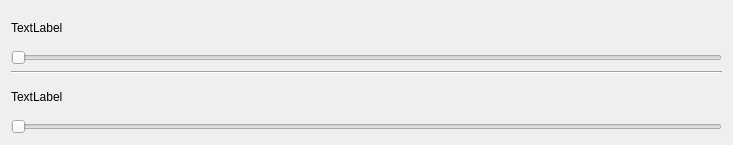
This is sandbox/ui/gui_controls.ui in LucaMarconato/spatial_ops as Qt 5 draws it before an edit. The edited form follows.
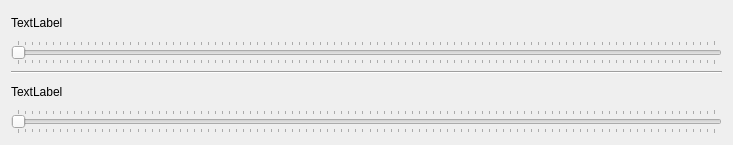
This is the edited form.

Diff of the .ui file:
```diff
--- a/sandbox/ui/gui_controls.ui
+++ b/sandbox/ui/gui_controls.ui
@@ -34,6 +34,12 @@
        <property name="orientation">
         <enum>Qt::Horizontal</enum>
        </property>
+       <property name="tickPosition">
+        <enum>QSlider::TicksBothSides</enum>
+       </property>
+       <property name="tickInterval">
+        <number>1</number>
+       </property>
       </widget>
      </item>
     </layout>
@@ -59,6 +65,12 @@
        <property name="orientation">
         <enum>Qt::Horizontal</enum>
        </property>
+       <property name="tickPosition">
+        <enum>QSlider::TicksBothSides</enum>
+       </property>
+       <property name="tickInterval">
+        <number>1</number>
+       </property>
       </widget>
      </item>
     </layout>
```
Left out of the diff: 10 changed lines with no effect on the pictures.
